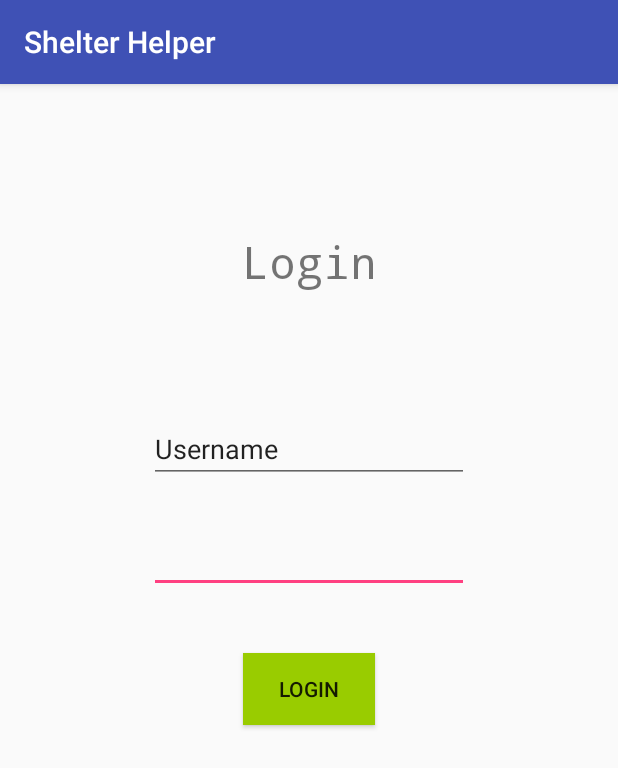
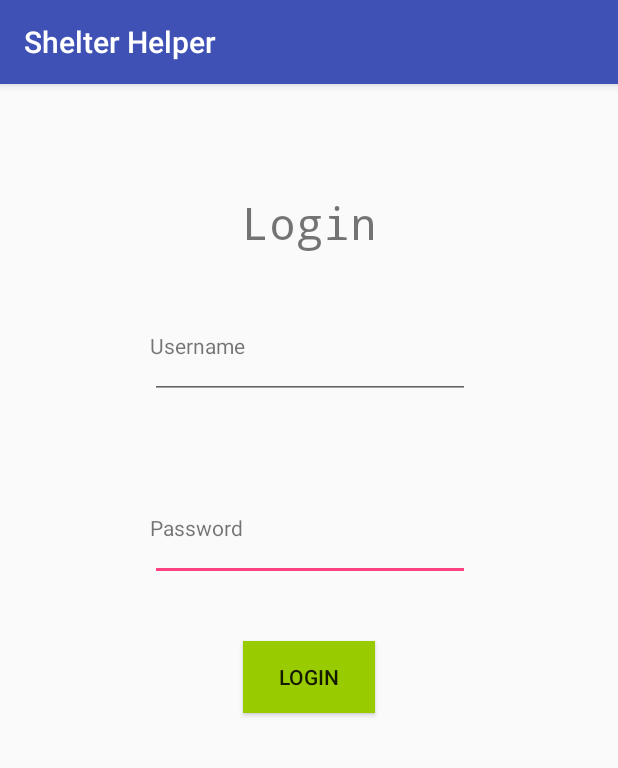
Before and after one commit to sscheele/shelter-helper, an Android app: the LoginActivity screen opened directly, with no data from a screen before it, on a phone screen of 412 x 824 dp. Shown: the top 768 px of the screen. Run offline under Robolectric (Android 15) with nearby library versions, the phone set to English and light mode, and no system bars.

Commit message:
Put username and password text view on login screen

```diff
--- a/app/src/main/res/layout/activity_login.xml
+++ b/app/src/main/res/layout/activity_login.xml
@@ -10,7 +10,7 @@
         android:id="@+id/textView"
         android:layout_width="wrap_content"
         android:layout_height="wrap_content"
-        android:layout_marginTop="98dp"
+        android:layout_marginTop="72dp"
         android:fontFamily="monospace"
         android:text="Login"
         android:textSize="30sp"
@@ -22,7 +22,7 @@
         android:id="@+id/tb_password"
         android:layout_width="wrap_content"
         android:layout_height="wrap_content"
-        android:layout_marginTop="28dp"
+        android:layout_marginTop="76dp"
         android:ems="10"
         android:inputType="textPassword"
         app:layout_constraintStart_toStartOf="@+id/tb_username"
@@ -32,11 +32,11 @@
         android:id="@+id/tb_username"
         android:layout_width="wrap_content"
         android:layout_height="wrap_content"
-        android:layout_marginTop="82dp"
+        android:layout_marginTop="52dp"
         android:ems="10"
         android:inputType="textPersonName"
-        android:text="Username"
         app:layout_constraintEnd_toEndOf="parent"
+        app:layout_constraintHorizontal_bias="0.502"
         app:layout_constraintStart_toStartOf="parent"
         app:layout_constraintTop_toBottomOf="@+id/textView" />
 
@@ -51,4 +51,20 @@
         app:layout_constraintStart_toStartOf="parent"
         app:layout_constraintTop_toBottomOf="@+id/tb_password" />
 
+    <TextView
+        android:id="@+id/textView7"
+        android:layout_width="wrap_content"
+        android:layout_height="wrap_content"
+        android:text="Username"
+        app:layout_constraintStart_toStartOf="@+id/tb_username"
+        app:layout_constraintTop_toTopOf="@+id/tb_username" />
+
+    <TextView
+        android:id="@+id/textView8"
+        android:layout_width="wrap_content"
+        android:layout_height="wrap_content"
+        android:text="Password"
+        app:layout_constraintStart_toStartOf="@+id/tb_password"
+        app:layout_constraintTop_toTopOf="@+id/tb_password" />
+
 </android.support.constraint.ConstraintLayout>
```
